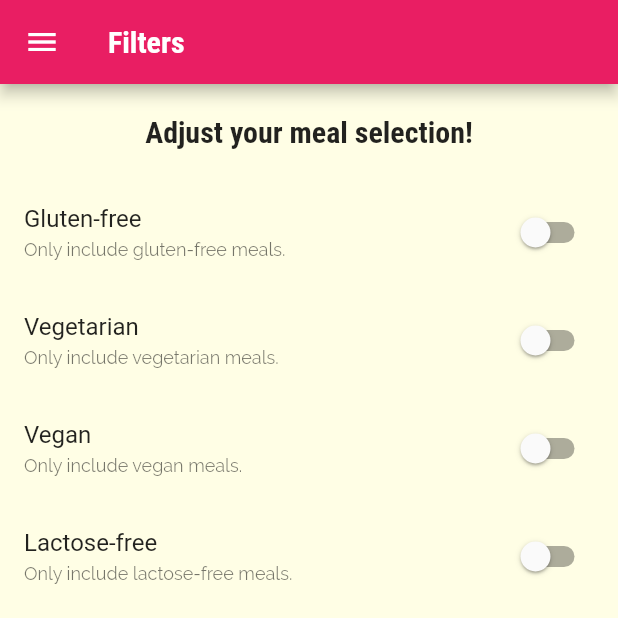
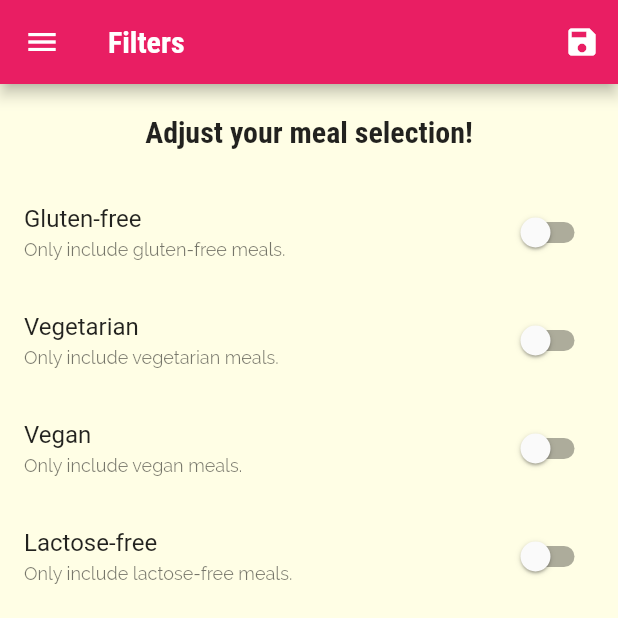
Before and after one commit to polnikovandrey/meals_app, a Flutter app: the FiltersScreen screen opened by its route, on a phone screen of 412 x 824 dp, the top half of it. Run offline on Flutter 3.47's test engine with Material 2 defaults, Android fonts, the phone set to English and light mode, and no system bars.

Commit message:
+ filtering logic ...1

```diff
--- a/lib/main.dart
+++ b/lib/main.dart
@@ -1,15 +1,32 @@
 import 'package:flutter/material.dart';
+import 'package:meals_app/data/dummy_data.dart';
 import 'package:meals_app/screens/categories_screen.dart';
 import 'package:meals_app/screens/category_meals_screen.dart';
 import 'package:meals_app/screens/filters_screen.dart';
 import 'package:meals_app/screens/meal_detail_screen.dart';
 import 'package:meals_app/screens/tabs_screen.dart';
 
+import 'models/meal.dart';
+
 void main() => runApp(const MyApp());
 
-class MyApp extends StatelessWidget {
+class MyApp extends StatefulWidget {
   static const routeName = '/';
+
   const MyApp({Key? key}) : super(key: key);
+
+  @override
+  State<MyApp> createState() => _MyAppState();
+}
+
+class _MyAppState extends State<MyApp> {
+  Map<String, bool> _filters = {
+    'gluten': false,
+    'lactose': false,
+    'vegan': false,
+    'vegetarian': false,
+  };
+  List<Meal> _availableMeals = dummyMeals;
 
   @override
   Widget build(BuildContext context) {
@@ -45,14 +62,27 @@ class MyApp extends StatelessWidget {
             ),
       ),
       routes: {
-        routeName: (ctx) => const TabsScreen(),
-        CategoryMealsScreen.routeName: (ctx) => const CategoryMealsScreen(),
+        MyApp.routeName: (ctx) => const TabsScreen(),
+        CategoryMealsScreen.routeName: (ctx) => CategoryMealsScreen(_availableMeals),
         MealDetailScreen.routeName: (ctx) => const MealDetailScreen(),
-        FiltersScreen.routeName: (ctx) => const FiltersScreen(),
+        FiltersScreen.routeName: (ctx) => FiltersScreen(_filters, _setFilters),
       },
       onUnknownRoute: (settings) {
         return MaterialPageRoute(builder: (ctx) => const CategoriesScreen());
       },
     );
   }
+
+  void _setFilters(Map<String, bool> filterData) {
+    setState(() {
+      _filters = filterData;
+      _availableMeals = dummyMeals
+          .where((meal) =>
+              (!_filters['gluten']! || meal.glutenFree) &&
+              (!_filters['lactose']! || meal.lactoseFree) &&
+              (!_filters['vegan']! || meal.vegan) &&
+              (!_filters['vegetarian']! || meal.vegetarian))
+          .toList();
+    });
   }
+}
--- a/lib/screens/filters_screen.dart
+++ b/lib/screens/filters_screen.dart
@@ -4,7 +4,10 @@ import 'package:meals_app/widgets/main_drawer.dart';
 class FiltersScreen extends StatefulWidget {
   static const routeName = '/filters';
 
-  const FiltersScreen({Key? key}) : super(key: key);
+  final Map<String, bool> _filters;
+  final void Function(Map<String, bool> filterData) _setFilters;
+
+  const FiltersScreen(this._filters, this._setFilters, {Key? key}) : super(key: key);
 
   @override
   State<FiltersScreen> createState() => _FiltersScreenState();
@@ -16,10 +19,28 @@ class _FiltersScreenState extends State<FiltersScreen> {
   var _vegan = false;
   var _lactoseFree = false;
 
+
+  @override
+  void initState() {
+    super.initState();
+    _glutenFree = widget._filters['gluten']!;
+    _vegetarian = widget._filters['vegetarian']!;
+    _vegan = widget._filters['vegan']!;
+    _lactoseFree = widget._filters['lactose']!;
+  }
+
   @override
   Widget build(BuildContext context) {
     return Scaffold(
-      appBar: AppBar(title: const Text('Filters')),
+      appBar: AppBar(
+        title: const Text('Filters'),
+        actions: [
+          IconButton(
+            onPressed: _saveFilters,
+            icon: const Icon(Icons.save),
+          )
+        ],
+      ),
       drawer: const MainDrawer(),
       body: Column(
         children: [
@@ -53,4 +74,14 @@ class _FiltersScreenState extends State<FiltersScreen> {
       onChanged: (value) => setState(() => updateStateFunction(value)),
     );
   }
+
+  void _saveFilters() {
+    final Map<String, bool> filters = {
+      'gluten': _glutenFree,
+      'lactose': _lactoseFree,
+      'vegan': _vegan,
+      'vegetarian': _vegetarian,
+    };
+    widget._setFilters(filters);
+  }
 }
```
Also changed, not shown: lib/screens/category_meals_screen.dart (+4 -3 lines). Lines whose indentation alone changed are shown as unchanged.
